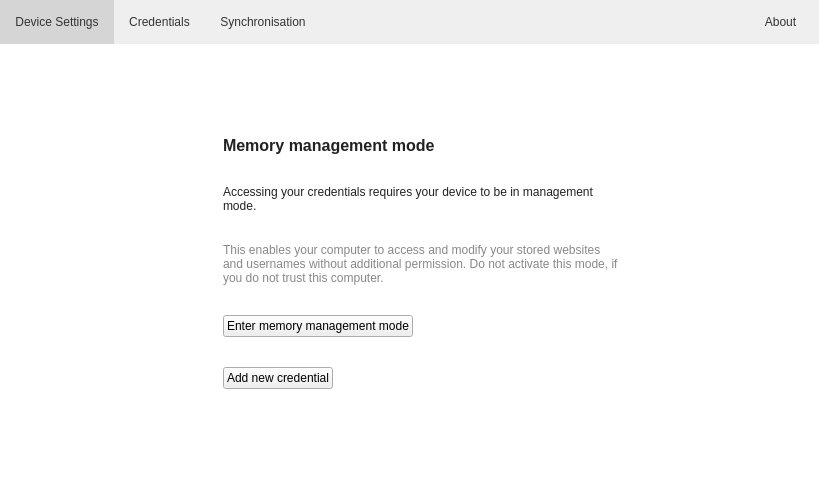
This is src/MainWindow.ui in mooltipass/moolticute as Qt 5 draws it before an edit. The edited form follows.
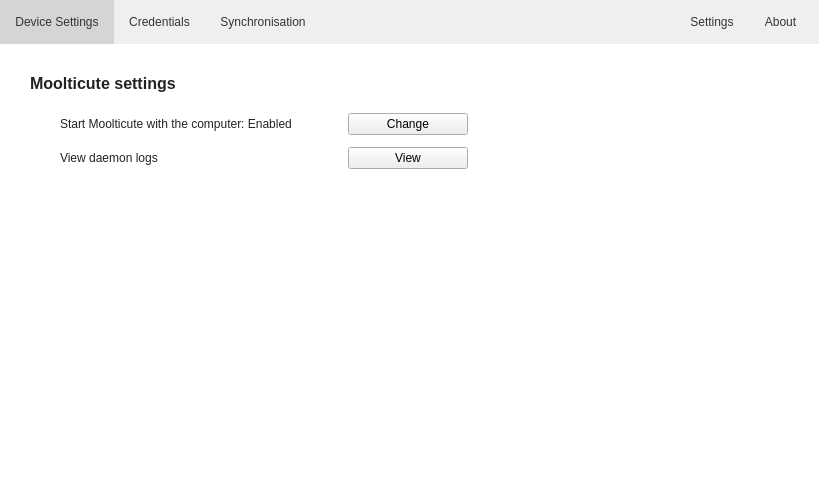
This is the edited form. Icons and pictures are not drawn. Custom widgets are drawn as their Qt base class.

Commit message: add gui option for starting at boot (only on windows for now, need to work on linux/osx)

Diff of the .ui file:
```diff
--- a/src/MainWindow.ui
+++ b/src/MainWindow.ui
@@ -135,6 +135,19 @@
          </property>
         </spacer>
        </item>
+       <item>
+        <widget class="QPushButton" name="pushButtonAppSettings">
+         <property name="text">
+          <string>Settings</string>
+         </property>
+         <property name="checkable">
+          <bool>true</bool>
+         </property>
+         <property name="autoExclusive">
+          <bool>true</bool>
+         </property>
+        </widget>
+       </item>
        <item>
         <widget class="QPushButton" name="pushButtonAbout">
          <property name="text">
@@ -163,7 +176,7 @@
        </sizepolicy>
       </property>
       <property name="currentIndex">
-       <number>2</number>
+       <number>9</number>
       </property>
       <widget class="QWidget" name="pageNoConnect">
        <layout class="QHBoxLayout" name="horizontalLayout_7">
@@ -1295,6 +1308,148 @@
         </item>
        </layout>
       </widget>
+      <widget class="QWidget" name="page_6">
+       <layout class="QVBoxLayout" name="verticalLayout_13">
+        <property name="spacing">
+         <number>20</number>
+        </property>
+        <property name="leftMargin">
+         <number>30</number>
+        </property>
+        <property name="topMargin">
+         <number>30</number>
+        </property>
+        <property name="rightMargin">
+         <number>30</number>
+        </property>
+        <item>
+         <widget class="QLabel" name="label_31">
+          <property name="font">
+           <font>
+            <pointsize>12</pointsize>
+            <weight>75</weight>
+            <bold>true</bold>
+           </font>
+          </property>
+          <property name="text">
+           <string>Moolticute settings</string>
+          </property>
+         </widget>
+        </item>
+        <item>
+         <layout class="QVBoxLayout" name="verticalLayout_12">
+          <property name="spacing">
+           <number>12</number>
+          </property>
+          <property name="leftMargin">
+           <number>30</number>
+          </property>
+          <property name="rightMargin">
+           <number>40</number>
+          </property>
+          <item>
+           <layout class="QHBoxLayout" name="horizontalLayout_17">
+            <item>
+             <widget class="QLabel" name="labelAutoStart">
+              <property name="sizePolicy">
+               <sizepolicy hsizetype="MinimumExpanding" vsizetype="Preferred">
+                <horstretch>0</horstretch>
+                <verstretch>0</verstretch>
+               </sizepolicy>
+              </property>
+              <property name="text">
+               <string>Start Moolticute with the computer: Enabled</string>
+              </property>
+             </widget>
+            </item>
+            <item>
+             <widget class="QPushButton" name="pushButtonAutoStart">
+              <property name="minimumSize">
+               <size>
+                <width>120</width>
+                <height>0</height>
+               </size>
+              </property>
+              <property name="text">
+               <string>Change</string>
+              </property>
+             </widget>
+            </item>
+            <item>
+             <spacer name="horizontalSpacer_21">
+              <property name="orientation">
+               <enum>Qt::Horizontal</enum>
+              </property>
+              <property name="sizeHint" stdset="0">
+               <size>
+                <width>40</width>
+                <height>20</height>
+               </size>
+              </property>
+             </spacer>
+            </item>
+           </layout>
+          </item>
+          <item>
+           <layout class="QHBoxLayout" name="horizontalLayout_16">
+            <item>
+             <widget class="QLabel" name="label_32">
+              <property name="sizePolicy">
+               <sizepolicy hsizetype="MinimumExpanding" vsizetype="Preferred">
+                <horstretch>0</horstretch>
+                <verstretch>0</verstretch>
+               </sizepolicy>
+              </property>
+              <property name="text">
+               <string>View daemon logs</string>
+              </property>
+             </widget>
+            </item>
+            <item>
+             <widget class="QPushButton" name="pushButtonViewLogs">
+              <property name="minimumSize">
+               <size>
+                <width>120</width>
+                <height>0</height>
+               </size>
+              </property>
+              <property name="text">
+               <string>View</string>
+              </property>
+             </widget>
+            </item>
+            <item>
+             <spacer name="horizontalSpacer_20">
+              <property name="orientation">
+               <enum>Qt::Horizontal</enum>
+              </property>
+              <property name="sizeHint" stdset="0">
+               <size>
+                <width>40</width>
+                <height>20</height>
+               </size>
+              </property>
+             </spacer>
+            </item>
+           </layout>
+          </item>
+          <item>
+           <spacer name="verticalSpacer_12">
+            <property name="orientation">
+             <enum>Qt::Vertical</enum>
+            </property>
+            <property name="sizeHint" stdset="0">
+             <size>
+              <width>20</width>
+              <height>40</height>
+             </size>
+            </property>
+           </spacer>
+          </item>
+         </layout>
+        </item>
+       </layout>
+      </widget>
      </widget>
     </item>
    </layout>
```
The commit also changes 6 other files.
